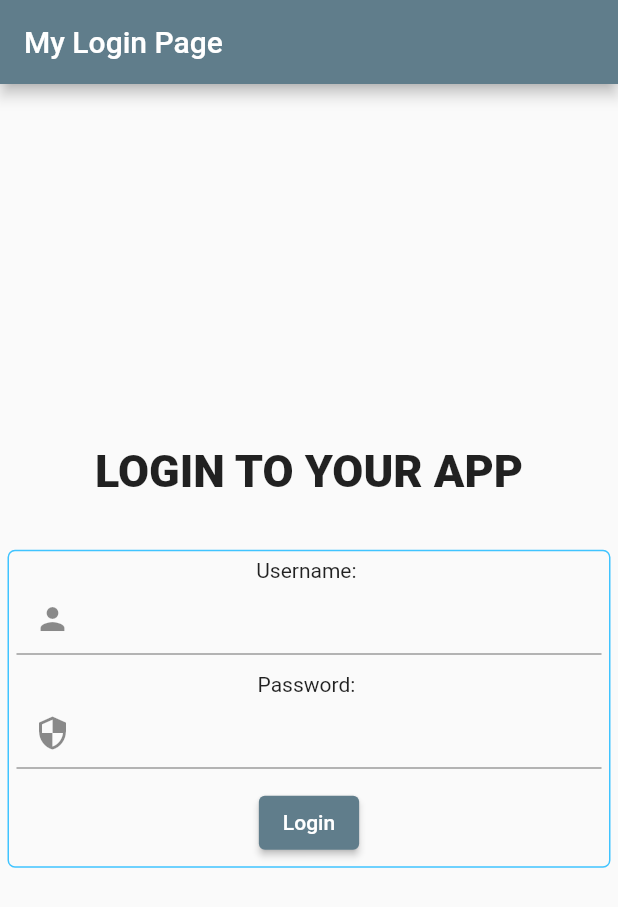
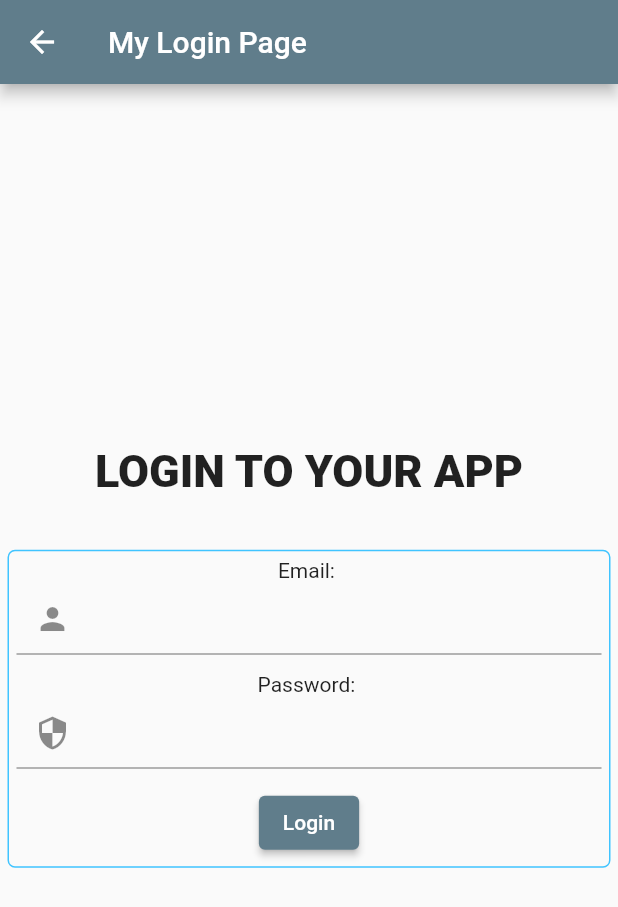
Before and after one commit to Tracy0708/Assignment_2, a Flutter app: the MyLoginPage screen opened directly, on a phone screen of 412 x 824 dp. Shown: the top 907 px of the screen. Run offline on Flutter 3.47's test engine with Material 2 defaults, Android fonts, the phone set to English and light mode, and no system bars; our stand-ins replace firebase_auth, firebase_core; accounts and stored records are empty; network calls fail.

Commit message:
fourth commit

```diff
--- /dev/null
+++ b/lib/login.dart
@@ -0,0 +1,74 @@
+import 'package:firebase_auth/firebase_auth.dart';
+import 'package:flutter/material.dart';
+
+class MyLoginPage extends StatefulWidget {
+  const MyLoginPage({Key? key, required this.title}) : super(key: key);
+  final String title;
+
+  @override
+  State<MyLoginPage> createState() => _MyLoginPageState();
+}
+
+class _MyLoginPageState extends State<MyLoginPage> {
+  final _emailController = TextEditingController();
+  final _passwordController = TextEditingController();
+  //Future async and await inside flutter
+  //asynchronous function
+  Future login() async {
+    try {
+      await FirebaseAuth.instance.signInWithEmailAndPassword(
+          email: _emailController.text.trim(),
+          password: _passwordController.text.trim());
+    } on FirebaseAuthException catch (e) {
+      print(e.toString());
+      const alert = AlertDialog(
+        title: Text("ERROR Sign In "),
+        content: Text("Wrong email or password."),
+      );
+      //Navigator & Retrieve theme data & Overlay
+      return showDialog(context: context, builder: (context) => alert);
+    }
+  }
+
+  @override
+  Widget build(BuildContext context) {
+    return Scaffold(
+      appBar: AppBar(
+        title: Text(widget.title),
+      ),
+      body: Column(
+        mainAxisAlignment: MainAxisAlignment.center,
+        children: [
+          const Text('LOGIN TO YOUR APP',
+              style: TextStyle(fontWeight: FontWeight.w900, fontSize: 30)),
+          const SizedBox(height: 30),
+          Container(
+            margin: const EdgeInsets.all(5.0), //outer
+            padding: const EdgeInsets.all(5.0), //inner
+            decoration: BoxDecoration(
+                border: Border.all(color: Colors.lightBlueAccent),
+                borderRadius: BorderRadius.circular(5.0)),
+            child:
+                Column(mainAxisAlignment: MainAxisAlignment.center, children: [
+              const Text('Email: '),
+              TextField(
+                decoration:
+                    const InputDecoration(prefixIcon: Icon(Icons.person)),
+                controller: _emailController,
+              ),
+              const SizedBox(height: 12),
+              const Text('Password: '),
+              TextField(
+                  obscureText: true,
+                  controller: _passwordController,
+                  decoration:
+                      const InputDecoration(prefixIcon: Icon(Icons.security))),
+              const SizedBox(height: 12),
+              ElevatedButton(onPressed: login, child: const Text('Login')),
+            ]),
+          ),
+        ],
+      ),
+    );
+  }
+}
--- a/lib/main.dart
+++ b/lib/main.dart
@@ -1,6 +1,6 @@
+import 'package:assignment1/auth.dart';
 import 'package:flutter/material.dart';
 import 'package:firebase_core/firebase_core.dart';
-import 'package:assignment1/home.dart';
 
 Future<void> main() async {
   WidgetsFlutterBinding.ensureInitialized();
@@ -15,73 +15,9 @@ class MyApp extends StatelessWidget {
   @override
   Widget build(BuildContext context) {
     return MaterialApp(
-      title: 'Flutter Demo',
-      debugShowCheckedModeBanner: false,
-      theme: ThemeData(
-        primarySwatch: Colors.blueGrey,
-      ),
-      home: const MyLoginPage(title: 'My Login Page',)
-    );
+        title: 'Flutter Demo',
+        debugShowCheckedModeBanner: true,
+        theme: ThemeData(primarySwatch: Colors.blueGrey),
+        home: const Authentication());
   }
 }
-
-class MyLoginPage extends StatefulWidget {
-  const MyLoginPage({Key? key, required this.title}) : super(key: key);
-  final String title;
-
-  @override
-  State<MyLoginPage> createState() => _MyLoginPageState();
-}
-
-class _MyLoginPageState extends State<MyLoginPage> {
-  @override
-  Widget build(BuildContext context) {
-    return Scaffold(
-      appBar: AppBar(
-        title: Text(widget.title),
-      ),
-      body: Column(
-        mainAxisAlignment: MainAxisAlignment.center,
-        children: [
-          const Text('LOGIN TO YOUR APP',
-              style: TextStyle(fontWeight: FontWeight.w900, fontSize: 30)),
-          const SizedBox(height: 30),
-          Container(
-            margin: const EdgeInsets.all(5.0),//outer
-            padding: const EdgeInsets.all(5.0),//inner
-            decoration: BoxDecoration(
-                border: Border.all(color: Colors.lightBlueAccent),
-                borderRadius: BorderRadius.circular(5.0)),
-            child:
-                Column(
-                  mainAxisAlignment: MainAxisAlignment.center,
-                  children: [
-
-              const Text('Username: '),
-              const TextField(
-                  decoration: InputDecoration(prefixIcon: Icon(Icons.person))),
-
-
-              const SizedBox(height: 12),
-              const Text('Password: '),
-              const TextField(
-                  obscureText: true,
-                  decoration:
-                      InputDecoration(prefixIcon: Icon(Icons.security))),
-              const SizedBox(height: 12),
-              ElevatedButton(
-                  onPressed: () {
-                    Navigator.push(
-                        context,
-                        MaterialPageRoute(
-                          builder: (context) => const Home(),
-                        ));
-                  },
-                  child: const Text('Login')),
-            ]),
-          ),
-        ],
-      ),
-    );
-  }
-}
```
Also changed, not shown: lib/auth.dart (added, +31 -0 lines), pubspec.yaml (+5 -18 lines), pubspec.lock, 1 other file.
